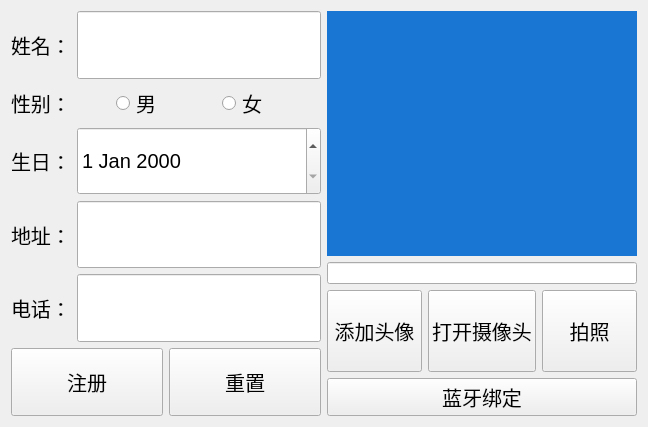
The window that src/register.ui (dsankdnasldas/sever) describes before a commit, drawn with Qt 5.
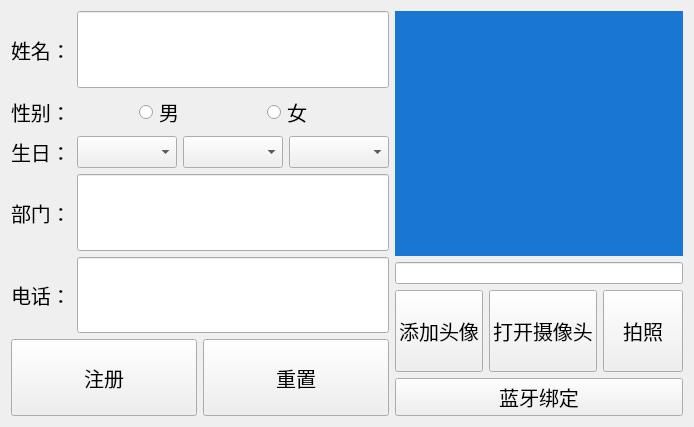
The same window after the commit.

The edit to the form file:
```diff
--- a/src/register.ui
+++ b/src/register.ui
@@ -102,19 +102,35 @@
         </widget>
        </item>
        <item>
-        <widget class="QDateEdit" name="birthdayEdit">
-         <property name="sizePolicy">
-          <sizepolicy hsizetype="Expanding" vsizetype="Expanding">
-           <horstretch>0</horstretch>
-           <verstretch>0</verstretch>
-          </sizepolicy>
-         </property>
+        <layout class="QHBoxLayout" name="birthdayLayout">
+         <item>
+          <widget class="QComboBox" name="yearCb">
+           <property name="font">
+            <font>
+             <pointsize>15</pointsize>
+            </font>
+           </property>
+          </widget>
+         </item>
+         <item>
+          <widget class="QComboBox" name="monthCb">
          <property name="font">
           <font>
            <pointsize>15</pointsize>
           </font>
          </property>
         </widget>
+         </item>
+         <item>
+          <widget class="QComboBox" name="dayCb">
+           <property name="font">
+            <font>
+             <pointsize>15</pointsize>
+            </font>
+           </property>
+          </widget>
+         </item>
+        </layout>
        </item>
       </layout>
      </item>
@@ -128,7 +144,7 @@
           </font>
          </property>
          <property name="text">
-          <string>地址：</string>
+          <string>部门：</string>
          </property>
         </widget>
        </item>
```
Lines whose indentation alone changed are shown as unchanged.
